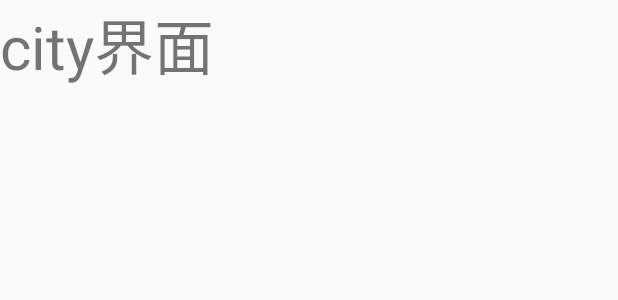
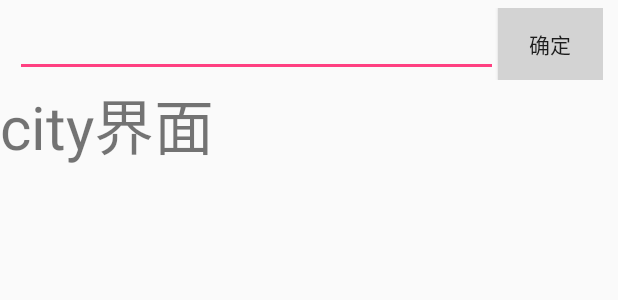
Before and after one commit to panxiansen/JiaKaoBaoDian, an Android app: the layout citylist_layout.xml on its own in the app's theme, with its tools: preview values and no code run, on a phone screen of 412 x 824 dp. Shown: the top 300 px of the screen. Run offline under Robolectric (Android 15) with nearby library versions, the phone set to English and light mode, and no system bars.

Commit message:
主界面初步成型
解决了上次提到的一直报错的问题，原因是手机API版本是19，color资源文件放在V21的文件中，导致一直报错。

```diff
--- a/app/src/main/AndroidManifest.xml
+++ b/app/src/main/AndroidManifest.xml
@@ -18,6 +18,11 @@
                 <category android:name="android.intent.category.LAUNCHER" />
             </intent-filter>
         </activity>
+
+        <activity android:name=".CityListActicity">
+
+        </activity>
+
     </application>
 
 </manifest>
--- a/app/src/main/java/com/example/administrator/jiakaobaodian/Fragment__faxian.java
+++ b/app/src/main/java/com/example/administrator/jiakaobaodian/Fragment__faxian.java
@@ -27,6 +27,7 @@ public class Fragment__faxian extends Fragment {
 
     private void init(View view){
         fragment_faxian_toolbar = (Toolbar) view.findViewById(R.id.fragment_faxian_toolbar);
+        fragment_faxian_toolbar.inflateMenu(R.menu.jiakao_toolbar_menu);
     }
 
 }
--- a/app/src/main/java/com/example/administrator/jiakaobaodian/Fragment_baibaoxiang.java
+++ b/app/src/main/java/com/example/administrator/jiakaobaodian/Fragment_baibaoxiang.java
@@ -26,6 +26,7 @@ public class Fragment_baibaoxiang extends Fragment {
 
     private void init(View view){
         fragment_baibaoxiang_toolbar = (Toolbar) view.findViewById(R.id.fragment_baibaoxiang_toolbar);
+        fragment_baibaoxiang_toolbar.inflateMenu(R.menu.jiakao_toolbar_menu);
     }
 
 }
--- a/app/src/main/java/com/example/administrator/jiakaobaodian/Fragment_baoming.java
+++ b/app/src/main/java/com/example/administrator/jiakaobaodian/Fragment_baoming.java
@@ -26,6 +26,7 @@ public class Fragment_baoming extends Fragment {
 
     private void init(View view){
         fragment_baoming_toolbar = (Toolbar) view.findViewById(R.id.fragment_baoming_toolbar);
+        fragment_baoming_toolbar.inflateMenu(R.menu.jiakao_toolbar_menu);
     }
 
 }
--- a/app/src/main/java/com/example/administrator/jiakaobaodian/Fragment_maiche.java
+++ b/app/src/main/java/com/example/administrator/jiakaobaodian/Fragment_maiche.java
@@ -27,6 +27,7 @@ public class Fragment_maiche extends Fragment {
 
     private void init(View view){
         fragment_maiche_toolbar = (Toolbar) view.findViewById(R.id.fragment_maiche_toolbar);
+        fragment_maiche_toolbar.inflateMenu(R.menu.jiakao_toolbar_menu);
     }
 
 }
--- a/app/src/main/res/layout/activity_main.xml
+++ b/app/src/main/res/layout/activity_main.xml
@@ -20,6 +20,7 @@
         android:layout_gravity="start"
         android:fitsSystemWindows="true"
         app:headerLayout="@layout/nav_header"
-        app:menu="@menu/activity_main_drawer" />
+        app:menu="@menu/activity_main_drawer"
+        />
 
 </android.support.v4.widget.DrawerLayout>
--- a/app/src/main/res/layout/citylist_layout.xml
+++ b/app/src/main/res/layout/citylist_layout.xml
@@ -1,7 +1,33 @@
 <?xml version="1.0" encoding="utf-8"?>
 <LinearLayout xmlns:android="http://schemas.android.com/apk/res/android"
     android:layout_width="match_parent"
-    android:layout_height="match_parent">
+    android:layout_height="match_parent"
+    android:orientation="vertical"
+    >
+
+    <LinearLayout
+        android:orientation="horizontal"
+        android:layout_width="match_parent"
+        android:layout_height="wrap_content"
+        android:layout_marginLeft="10dp"
+        android:layout_marginRight="10dp"
+        android:layout_marginTop="5dp">
+
+    <EditText
+        android:layout_weight="4"
+
+        android:layout_width="match_parent"
+        android:layout_height="wrap_content" />
+
+        <Button
+            android:layout_weight="1"
+            android:layout_width="wrap_content"
+            android:layout_height="wrap_content"
+            android:text="确定"
+            android:background="@color/lightgray"
+            />
+
+    </LinearLayout>
 
     <TextView
         android:layout_width="wrap_content"
--- a/app/src/main/res/layout/fragment_baibaoxiang.xml
+++ b/app/src/main/res/layout/fragment_baibaoxiang.xml
@@ -26,7 +26,7 @@
             <TextView
                 android:layout_width="wrap_content"
                 android:layout_height="wrap_content"
-                android:text="报名"
+                android:text="百宝箱"
                 android:textSize="22sp"
                 android:paddingRight="10dp"
                 android:textColor="@color/white"
--- a/app/src/main/res/layout/fragment_maiche.xml
+++ b/app/src/main/res/layout/fragment_maiche.xml
@@ -26,7 +26,7 @@
             <TextView
                 android:layout_width="wrap_content"
                 android:layout_height="wrap_content"
-                android:text="报名"
+                android:text="买车"
                 android:textSize="22sp"
                 android:paddingRight="10dp"
                 android:textColor="@color/white"
--- a/app/src/main/res/values/styles.xml
+++ b/app/src/main/res/values/styles.xml
@@ -1,6 +1,7 @@
 <resources>
 
     <!-- Base application theme. -->
+
     <style name="AppTheme" parent="Theme.AppCompat.Light.DarkActionBar">
         <!-- Customize your theme here. -->
         <item name="colorPrimary">@color/colorPrimary</item>
```
Also changed, not shown: app/src/main/res/drawable/tab_menu_baibaoxiang.xml (renamed from app/src/main/res/drawable-v21/tab_menu_baibaoxiang.xml), app/src/main/res/drawable/tab_menu_baoming.xml (renamed from app/src/main/res/drawable-v21/tab_menu_baoming.xml), app/src/main/res/drawable/tab_menu_faxian.xml (renamed from app/src/main/res/drawable-v21/tab_menu_faxian.xml), app/src/main/res/drawable/tab_menu_jiakao.xml (renamed from app/src/main/res/drawable-v21/tab_menu_jiakao.xml), app/src/main/res/drawable/tab_menu_maiche.xml (renamed from app/src/main/res/drawable-v21/tab_menu_maiche.xml), app/src/main/res/drawable/tab_menu_text.xml (renamed from app/src/main/res/drawable-v21/tab_menu_text.xml), app/src/main/res/values/color.xml (renamed from app/src/main/res/values-v21/color.xml).
